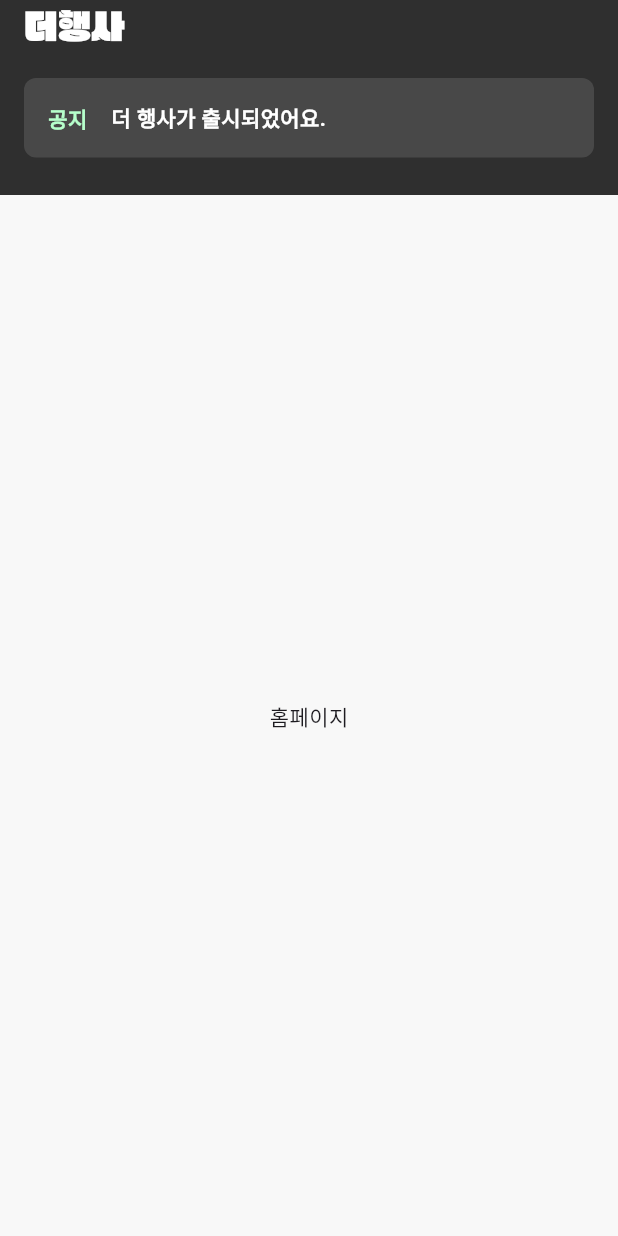
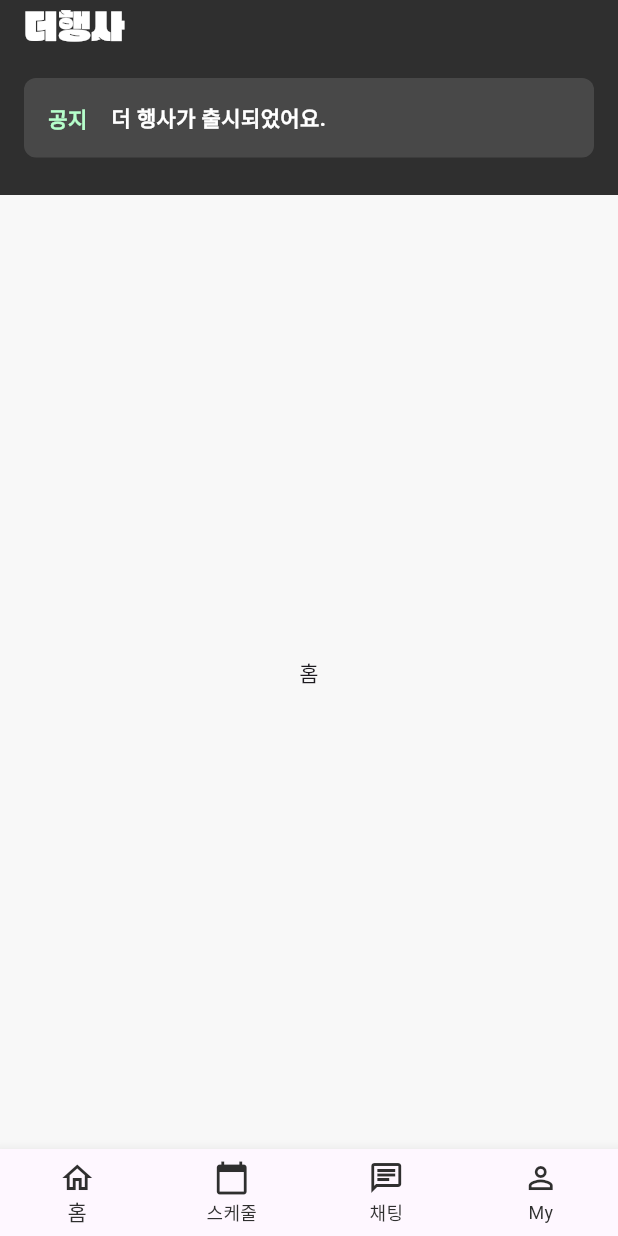
Before and after one commit to nx006/B612-Flutter-UI, a Flutter app: the screen it shows after launch, on a phone screen of 412 x 824 dp. Run offline on Flutter 3.47's test engine with Material 2 defaults, Android fonts, the light colour scheme and no system bars.

Commit message:
feat: TabView 완성

```diff
--- a/lib/common/view/home_page.dart
+++ /dev/null
@@ -1,19 +0,0 @@
-import 'package:b612_flutter_ui/common/component/custom_appbar.dart';
-import 'package:b612_flutter_ui/common/layout/default_layout.dart';
-import 'package:flutter/material.dart';
-
-class HomePage extends StatelessWidget {
-  const HomePage({super.key});
-
-  @override
-  Widget build(BuildContext context) {
-    return const DefaultLayout(
-      appBar: CustomAppbar(title: '더행사'),
-      child: Center(
-        child: Text(
-          '홈페이지',
-        ),
-      ),
-    );
-  }
-}
--- /dev/null
+++ b/lib/common/view/tab_view.dart
@@ -0,0 +1,81 @@
+import 'package:b612_flutter_ui/common/component/custom_appbar.dart';
+import 'package:b612_flutter_ui/common/const/colors.dart';
+import 'package:b612_flutter_ui/common/layout/default_layout.dart';
+import 'package:flutter/material.dart';
+
+class TabView extends StatefulWidget {
+  const TabView({super.key});
+
+  @override
+  State<TabView> createState() => _TabViewState();
+}
+
+class _TabViewState extends State<TabView> with TickerProviderStateMixin {
+  late TabController tabController;
+  int index = 0;
+
+  @override
+  void initState() {
+    super.initState();
+
+    tabController = TabController(length: 4, vsync: this);
+    tabController.addListener(tabListener);
+  }
+
+  @override
+  void dispose() {
+    tabController.removeListener(tabListener);
+
+    super.dispose();
+  }
+
+  void tabListener() {
+    setState(() {
+      index = tabController.index;
+    });
+  }
+
+  @override
+  Widget build(BuildContext context) {
+    return DefaultLayout(
+      appBar: const CustomAppbar(title: '더행사'),
+      bottomNavigationBar: BottomNavigationBar(
+        selectedItemColor: kPrimaryDarkColor,
+        unselectedItemColor: kPrimaryDarkColor,
+        type: BottomNavigationBarType.fixed,
+        onTap: (int index) {
+          tabController.animateTo(index);
+        },
+        currentIndex: index,
+        items: const [
+          BottomNavigationBarItem(
+            icon: Icon(Icons.home_outlined),
+            label: '홈',
+          ),
+          BottomNavigationBarItem(
+            icon: Icon(Icons.calendar_today),
+            label: '스케줄',
+          ),
+          BottomNavigationBarItem(
+            icon: Icon(Icons.chat_outlined),
+            label: '채팅',
+          ),
+          BottomNavigationBarItem(
+            icon: Icon(Icons.person_outline),
+            label: 'My',
+          ),
+        ],
+      ),
+      child: TabBarView(
+        physics: const NeverScrollableScrollPhysics(),
+        controller: tabController,
+        children: const [
+          Center(child: Text('홈')),
+          Center(child: Text('스케줄')),
+          Center(child: Text('채팅')),
+          Center(child: Text('My')),
+        ],
+      ),
+    );
+  }
+}
--- a/lib/main.dart
+++ b/lib/main.dart
@@ -1,4 +1,4 @@
-import 'package:b612_flutter_ui/common/view/home_page.dart';
+import 'package:b612_flutter_ui/common/view/tab_view.dart';
 import 'package:flutter/material.dart';
 
 void main() {
@@ -18,7 +18,7 @@ class MyApp extends StatelessWidget {
         useMaterial3: true,
       ),
       home: const Scaffold(
-        body: HomePage(),
+        body: TabView(),
       ),
     );
   }
```
